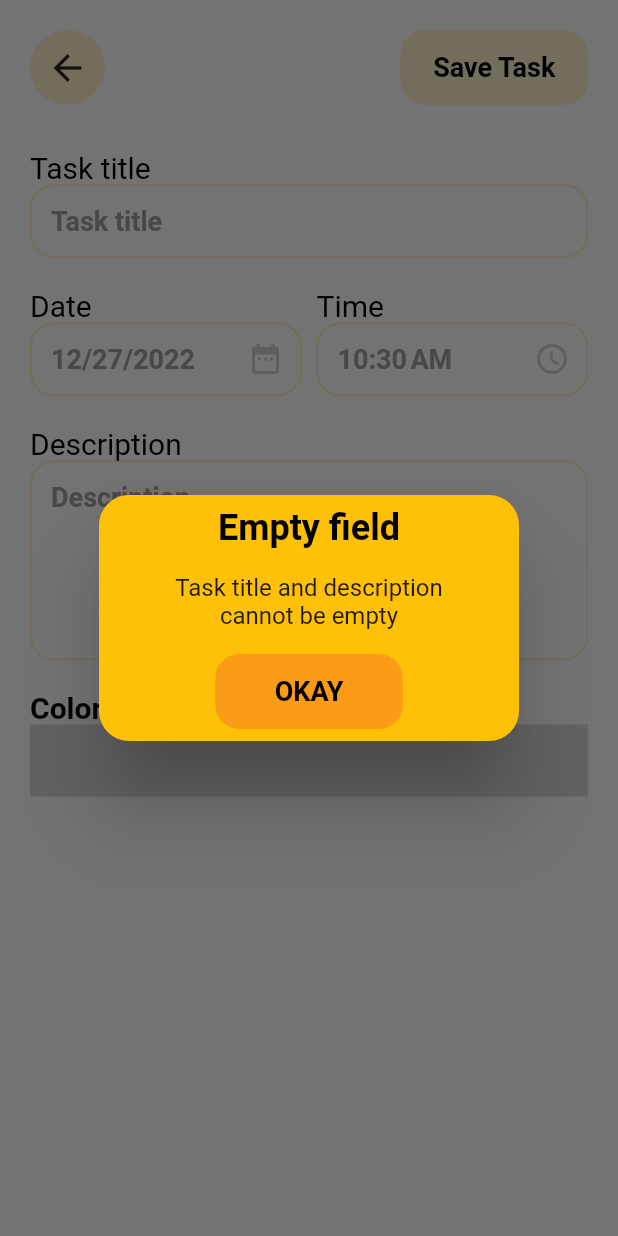
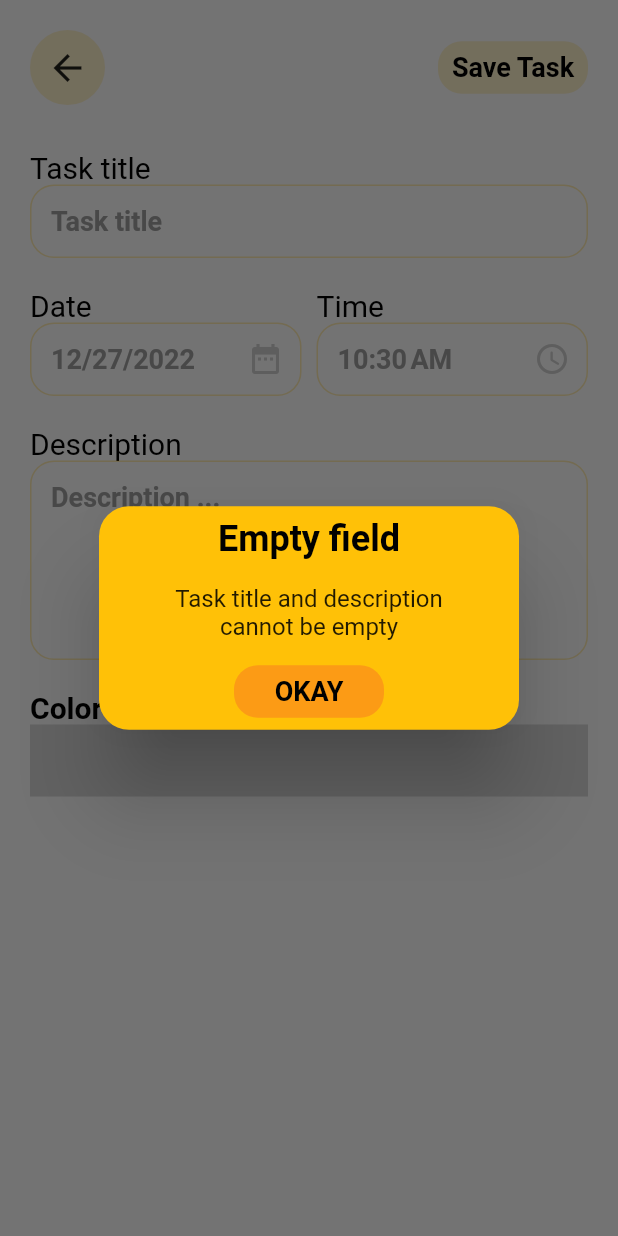
Before and after one commit to octavvia/TaskMe, a Flutter app: the CreateTaskPage screen opened by its route, after a tap on "Save Task", on a phone screen of 412 x 824 dp. Run offline on Flutter 3.47's test engine with Material 2 defaults, Android fonts, the phone set to English and light mode, and no system bars; our stand-ins replace flutter_local_notifications, flutter_native_timezone, font_awesome_flutter, get, get_storage, google_fonts and 3 more; accounts and stored records are empty.

Commit message:
add icon launcher and fix bug

```diff
--- a/lib/widgets/custom_botton.dart
+++ b/lib/widgets/custom_botton.dart
@@ -14,8 +14,8 @@ class CustomButton extends StatelessWidget {
   @override
   Widget build(BuildContext context) {
     return Container(
-      height: 50,
-      width: 125,
+      height: 35,
+      width: 100,
       decoration: BoxDecoration(
         color: color ?? Colors.amber.withOpacity(0.2),
         borderRadius: BorderRadius.circular(16),
```
Also changed, not shown: pubspec.yaml (+6 -2 lines), assets/icon/task.png (added), pubspec.lock, 46 other files.
